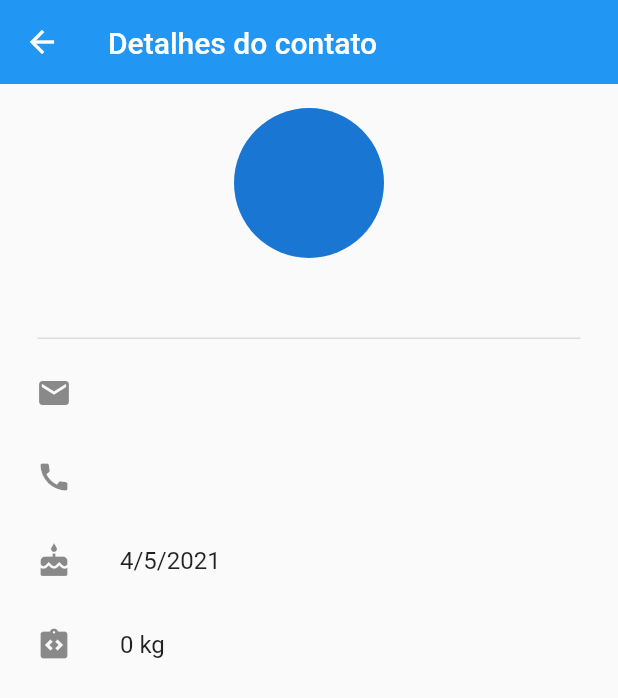
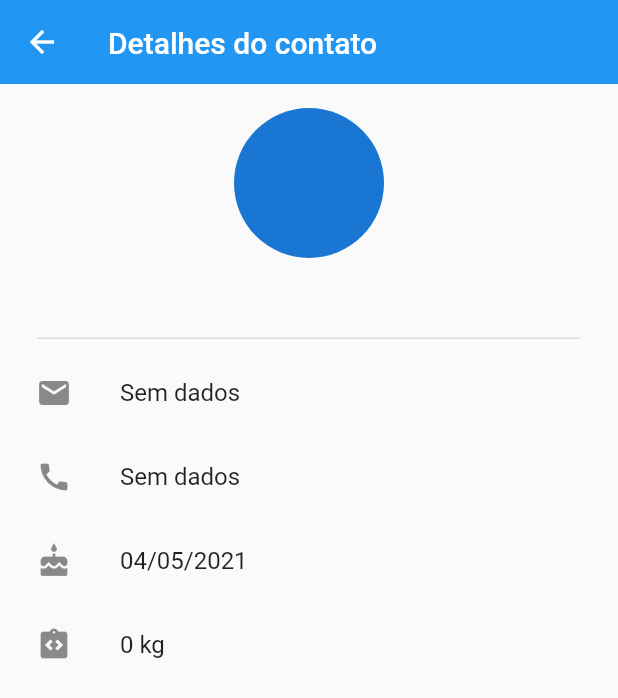
Before and after one commit to mourabs1/neoflutter, a Flutter app: the DetalhesContato screen opened directly with empty values, on a phone screen of 412 x 824 dp. Shown: the top 698 px of the screen. Run offline on Flutter 3.47's test engine with Material 2 defaults, Android fonts, the phone set to English and light mode, and no system bars; our stand-ins replace get_it; network calls fail.

Commit message:
Validações dos campos de contato

```diff
--- a/lib/screens/detalhes_contato.screen.dart
+++ b/lib/screens/detalhes_contato.screen.dart
@@ -1,6 +1,7 @@
 import 'package:flutter/material.dart';
 import 'package:neoflutter/models/contato.dart';
 import 'detalhes_contato.viewmodel.dart';
+import 'package:intl/intl.dart';
 
 class DetalhesContato extends StatefulWidget {
   final Contato contato;
@@ -55,19 +56,21 @@ class _DetalhesContatoState extends State<DetalhesContato> {
                     children: [
                       ListTile(
                           leading: Icon(Icons.email),
-                          title: Text(_viewModel.contato.email)),
+                          title: Text(
+                              stringNullOrEmpty(_viewModel.contato.email))),
                       ListTile(
                         leading: Icon(Icons.call),
-                        title: Text(_viewModel.contato.telefone),
+                        title: Text(
+                            stringNullOrEmpty(_viewModel.contato.telefone)),
                       ),
                       ListTile(
                         leading: Icon(Icons.cake),
                         title: Text(
-                            '${_viewModel.contato.nascimento.day}/${_viewModel.contato.nascimento.month}/${_viewModel.contato.nascimento.year}'),
+                            '${dateFormatted(_viewModel.contato.nascimento)}'),
                       ),
                       ListTile(
                         leading: Icon(Icons.integration_instructions),
-                        title: Text('${_viewModel.contato.peso.toString()} kg'),
+                        title: Text(intNullOrEmpty(_viewModel.contato.peso)),
                       ),
                     ],
                   ),
@@ -79,4 +82,29 @@ class _DetalhesContatoState extends State<DetalhesContato> {
       ],
     ));
   }
+
+  dateFormatted(DateTime date) {
+    if (date != null) {
+      final String formatted = DateFormat('dd/MM/yyyy').format(date);
+      return formatted;
+    } else {
+      return 'Sem dados';
+    }
+  }
+
+  String intNullOrEmpty(int valor) {
+    if (valor == null) {
+      return 'Sem dados';
+    } else {
+      return '$valor kg';
+    }
+  }
+
+  String stringNullOrEmpty(String texto) {
+    if (texto == null || texto.isEmpty) {
+      return 'Sem dados';
+    } else {
+      return '$texto';
+    }
+  }
 }
--- a/pubspec.yaml
+++ b/pubspec.yaml
@@ -24,6 +24,7 @@ dependencies:
   uuid: ^3.0.2
   get_it: ^6.0.0
   rxdart: ^0.26.0
+  intl: ^0.17.0
   flutter:
     sdk: flutter
 
```
Also changed, not shown: lib/screens/formulario_contato.dart (+24 -25 lines), lib/screens/formulario_contato.viewmodel.dart (+16 -8 lines), pubspec.lock.
